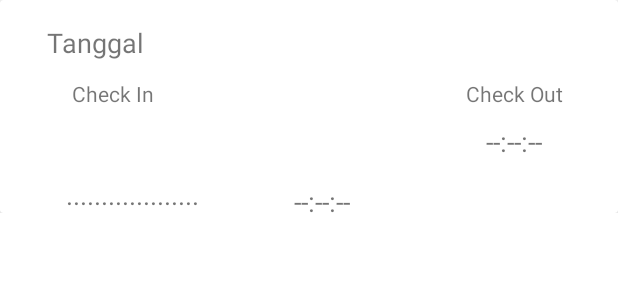
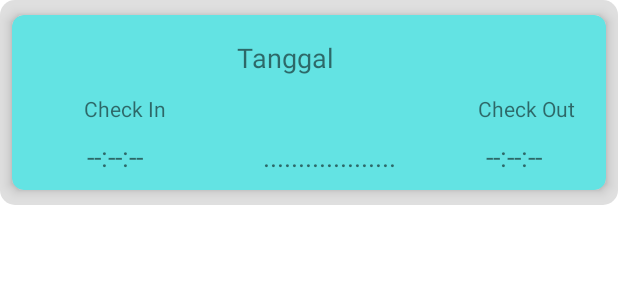
Before and after one commit to iwanabdi/absensi, an Android app: the layout isihistory.xml on its own in the app's theme, with its tools: preview values and no code run, on a phone screen of 412 x 824 dp. Shown: the top 300 px of the screen. Run offline under Robolectric (Android 15) with nearby library versions, the phone set to English and light mode, and no system bars; network calls fail.

```diff
--- a/app/src/main/res/layout/isihistory.xml
+++ b/app/src/main/res/layout/isihistory.xml
@@ -8,9 +8,13 @@
     android:orientation="horizontal">
 
     <androidx.cardview.widget.CardView
+        android:id="@+id/card"
         android:layout_width="match_parent"
         android:layout_height="wrap_content"
-        android:padding="5dp">
+        app:cardCornerRadius="8dp"
+        app:cardUseCompatPadding="true"
+        app:cardElevation="5dp"
+        app:cardBackgroundColor="#63E3E3">
 
         <LinearLayout
             android:layout_width="match_parent"
@@ -21,7 +25,7 @@
                 android:id="@+id/txt_tanggal_history"
                 android:layout_width="wrap_content"
                 android:layout_height="wrap_content"
-                android:layout_marginStart="31dp"
+                android:layout_marginStart="150dp"
                 android:layout_marginTop="16dp"
                 android:text="Tanggal"
                 android:textSize="18sp" />
@@ -54,30 +58,31 @@
                 android:layout_height="match_parent">
 
                 <TextView
+                    android:id="@+id/txt_checkin"
+                    android:layout_width="wrap_content"
+                    android:layout_height="wrap_content"
+                    android:layout_marginStart="50dp"
+                    android:layout_marginTop="10dp"
+                    android:gravity="center"
+                    android:paddingBottom="10dp"
+                    android:text="--:--:--"
+                    android:textSize="18sp" />
+
+                <TextView
                     android:id="@+id/textView20"
                     android:layout_width="wrap_content"
                     android:layout_height="wrap_content"
-                    android:layout_marginStart="44dp"
-                    android:layout_marginTop="45dp"
-                    android:gravity="center|top|left"
+                    android:layout_marginStart="80dp"
+                    android:layout_marginTop="10dp"
+                    android:gravity="center"
                     android:text="..................."
                     android:textSize="18sp" />
 
                 <TextView
                     android:id="@+id/txt_checkout"
-                    android:layout_width="100dp"
-                    android:layout_height="20dp"
-                    android:layout_marginStart="32dp"
-                    android:layout_marginTop="50dp"
-                    android:gravity="center"
-                    android:text="--:--:--"
-                    android:textSize="18sp" />
-
-                <TextView
-                    android:id="@+id/txt_checkin"
-                    android:layout_width="100dp"
-                    android:layout_height="20dp"
-                    android:layout_marginStart="28dp"
+                    android:layout_width="wrap_content"
+                    android:layout_height="wrap_content"
+                    android:layout_marginStart="60dp"
                     android:layout_marginTop="10dp"
                     android:gravity="center"
                     android:text="--:--:--"
```
